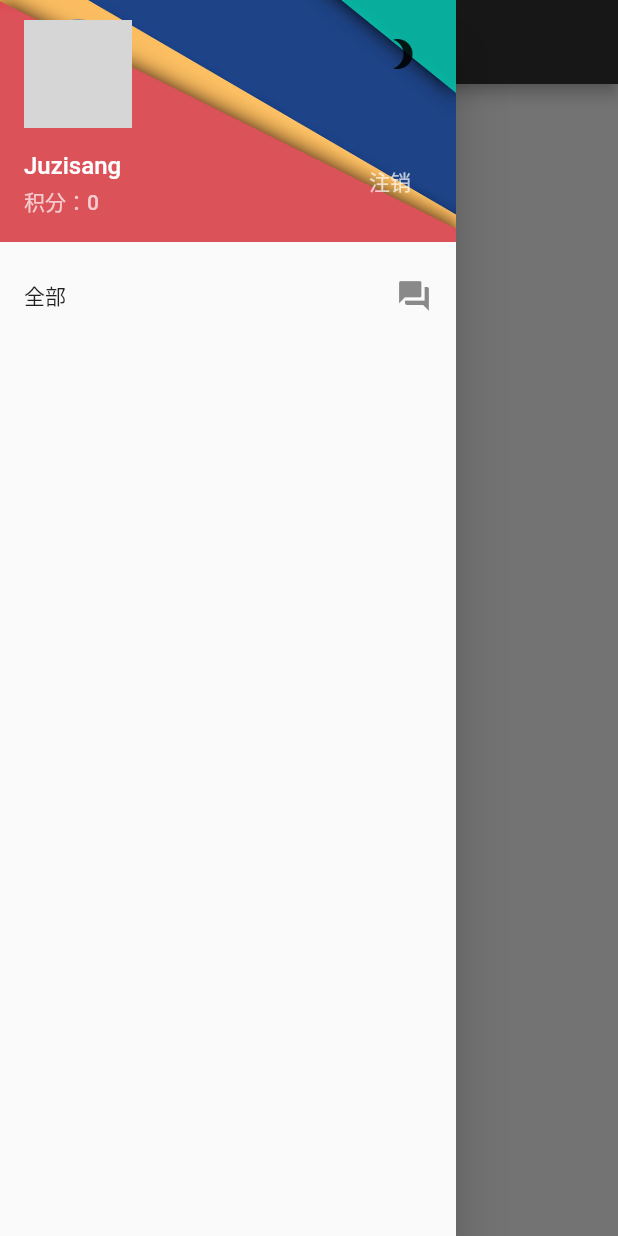
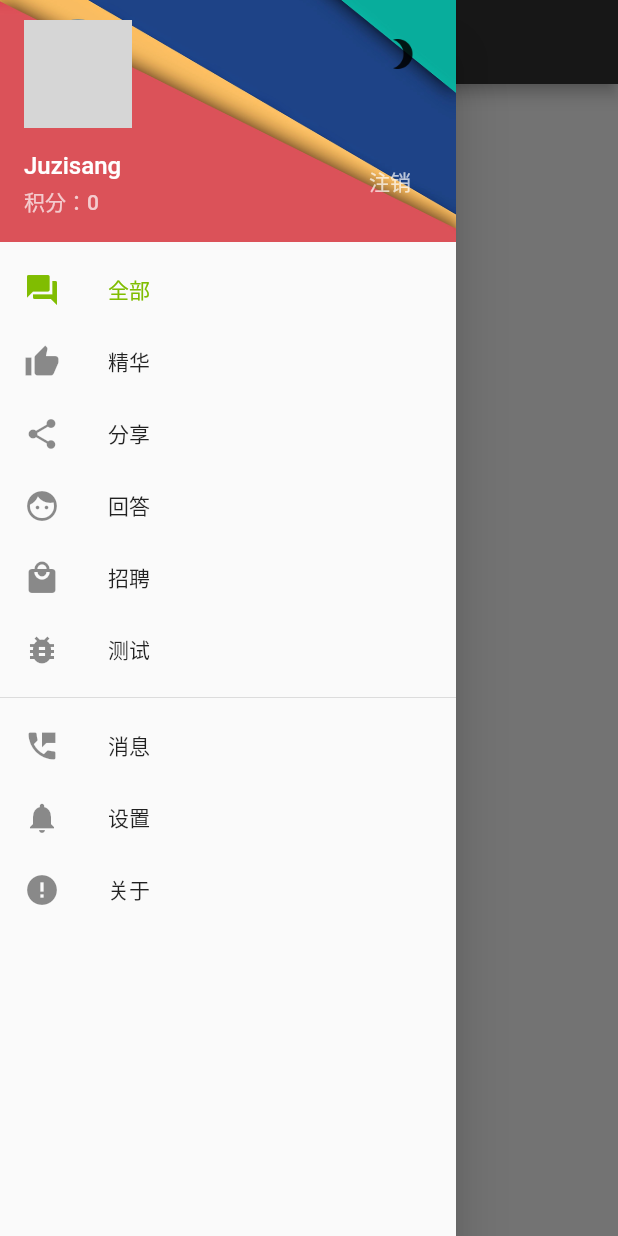
Before and after one commit to JuZiSang/flutter-cnode, a Flutter app: the screen it shows after launch, with the side drawer open, on a phone screen of 412 x 824 dp. Run offline on Flutter 3.47's test engine with Material 2 defaults, Android fonts, the phone set to English and light mode, and no system bars; network calls fail; grey boxes are pictures that could not be loaded.

Commit message:
侧边栏

```diff
--- a/lib/ui/home_drawer.dart
+++ b/lib/components/home_drawer.dart
@@ -1,13 +1,38 @@
 import 'package:flutter/material.dart';
 
 class HomeDrawer extends StatelessWidget {
-  final GlobalKey<ScaffoldState> _scaffoldKey = new GlobalKey<ScaffoldState>();
-  final List<ListTile> listTiles = [];
+  // 选中的控件
+  String selectItemMenu;
 
-  /**
-   * 头部Header
-   */
-  Widget _newDrawerHeader() {
+  // 选择的item
+  Function onSelectListener;
+
+  // 单间下面的按钮
+  Function onBottomClickListener;
+
+  final List<ListItem> articleListTiles = [
+    new ListItem(Icons.forum, '全部'),
+    new ListItem(Icons.thumb_up, '精华'),
+    new ListItem(Icons.share, '分享'),
+    new ListItem(Icons.face, '回答'),
+    new ListItem(Icons.local_mall, '招聘'),
+    new ListItem(Icons.bug_report, '测试'),
+  ];
+
+  final List<ListItem> bottomListTiles = [
+    new ListItem(Icons.perm_phone_msg, '消息'),
+    new ListItem(Icons.notifications, '设置'),
+    new ListItem(Icons.error, '关于'),
+  ];
+
+  HomeDrawer({
+    @required this.selectItemMenu,
+    this.onSelectListener,
+    this.onBottomClickListener,
+  });
+
+  // 头部Header
+  Widget _newDrawerHeader(context) {
     return new DrawerHeader(
         padding: const EdgeInsets.all(0.0),
         decoration: new BoxDecoration(
@@ -87,18 +112,54 @@ class HomeDrawer extends StatelessWidget {
         ));
   }
 
-  /**
-   * 文章ListItem
-   */
-  Widget _articleListItem() {
-    return new Column(
-      children: <Widget>[
-        new ListTile(
-          trailing: new Icon(Icons.forum),
-          title: new Text('全部'),
-          onTap: () {},
-        )
-      ],
+  // 文章ListItem
+  Widget _articleListItem(context) {
+    return new ListTileTheme(
+      selectedColor: new Color(0xff80bd01),
+      style: ListTileStyle.drawer,
+      dense: true,
+      child: new Column(
+        children: <Widget>[
+          new Column(
+            children: articleListTiles.map((item) {
+              return new ListTile(
+                leading: new Icon(item.icon),
+                selected: selectItemMenu == item.title,
+                title: new Text(
+                  item.title,
+                  style: new TextStyle(fontSize: 14.0),
+                ),
+                onTap: () {
+                  if (onSelectListener != null) {
+                    onSelectListener(item.title);
+                  }
+                  Navigator.pop(context);
+                },
+              );
+            }).toList(),
+          ),
+          new Divider(
+            color: Theme.of(context).dividerColor,
+          ),
+          new Column(
+            children: bottomListTiles.map((item) {
+              return new ListTile(
+                leading: new Icon(item.icon),
+                title: new Text(
+                  item.title,
+                  style: new TextStyle(fontSize: 14.0),
+                ),
+                onTap: () {
+                  if (onBottomClickListener != null) {
+                    onBottomClickListener(item.title);
+                  }
+                  Navigator.pop(context);
+                },
+              );
+            }).toList(),
+          ),
+        ],
+      ),
     );
   }
 
@@ -107,12 +168,17 @@ class HomeDrawer extends StatelessWidget {
     return new Drawer(
       child: new Column(
         children: <Widget>[
-          _newDrawerHeader(),
-          _articleListItem(),
+          _newDrawerHeader(context),
+          _articleListItem(context),
         ],
       ),
     );
   }
 }
 
-class ListItem {}
+class ListItem {
+  IconData icon;
+  String title;
+
+  ListItem(this.icon, this.title);
+}
--- /dev/null
+++ b/lib/components/index.dart
@@ -0,0 +1,3 @@
+library components;
+
+export 'home_drawer.dart';
--- a/lib/ui/home.dart
+++ b/lib/ui/home.dart
@@ -1,5 +1,5 @@
 import 'package:flutter/material.dart';
-import 'home_drawer.dart';
+import '../components/index.dart' show HomeDrawer;
 
 class Home extends StatefulWidget {
   @override
@@ -8,6 +8,9 @@ class Home extends StatefulWidget {
 
 class HomeState extends State<Home> {
   final GlobalKey<ScaffoldState> _scaffoldKey = new GlobalKey<ScaffoldState>();
+
+  // 当前选中的Menu
+  String selectItemMenu = '全部';
 
   @override
   Widget build(BuildContext context) {
@@ -24,7 +27,17 @@ class HomeState extends State<Home> {
               _scaffoldKey.currentState.openDrawer();
             }),
       ),
-      drawer: new HomeDrawer(),
+      drawer: new HomeDrawer(
+        selectItemMenu: selectItemMenu,
+        onSelectListener: (item) {
+          setState(() {
+            selectItemMenu = item;
+          });
+        },
+        onBottomClickListener: (item) {
+          print(item);
+        },
+      ),
     );
   }
 }
```
